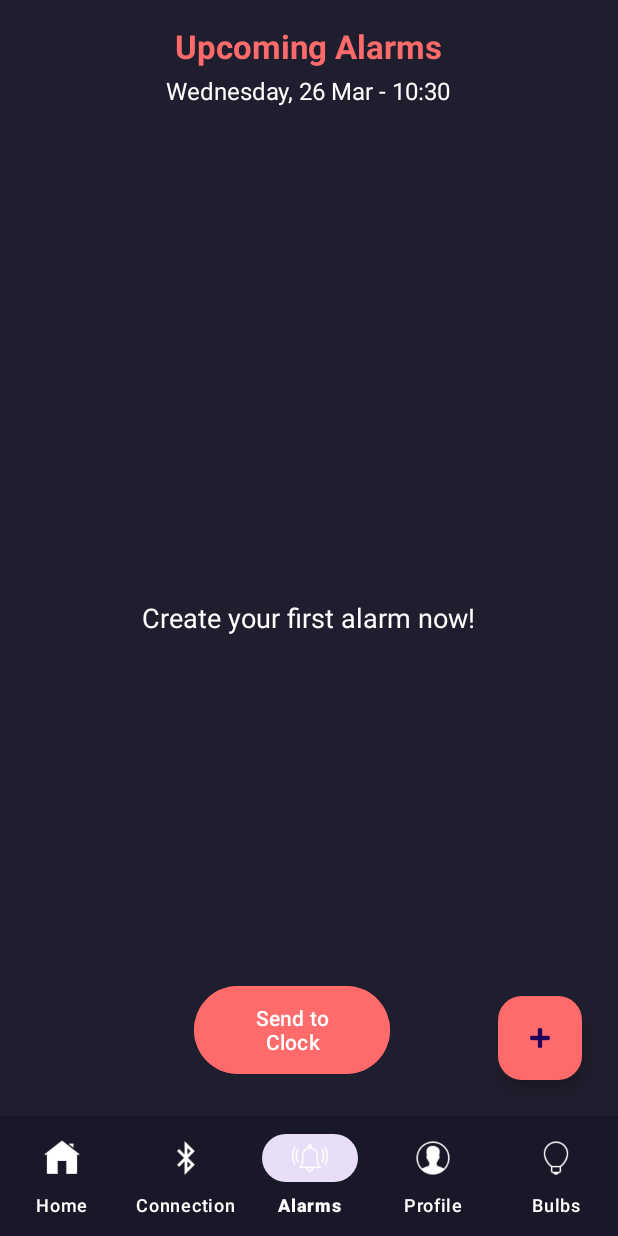
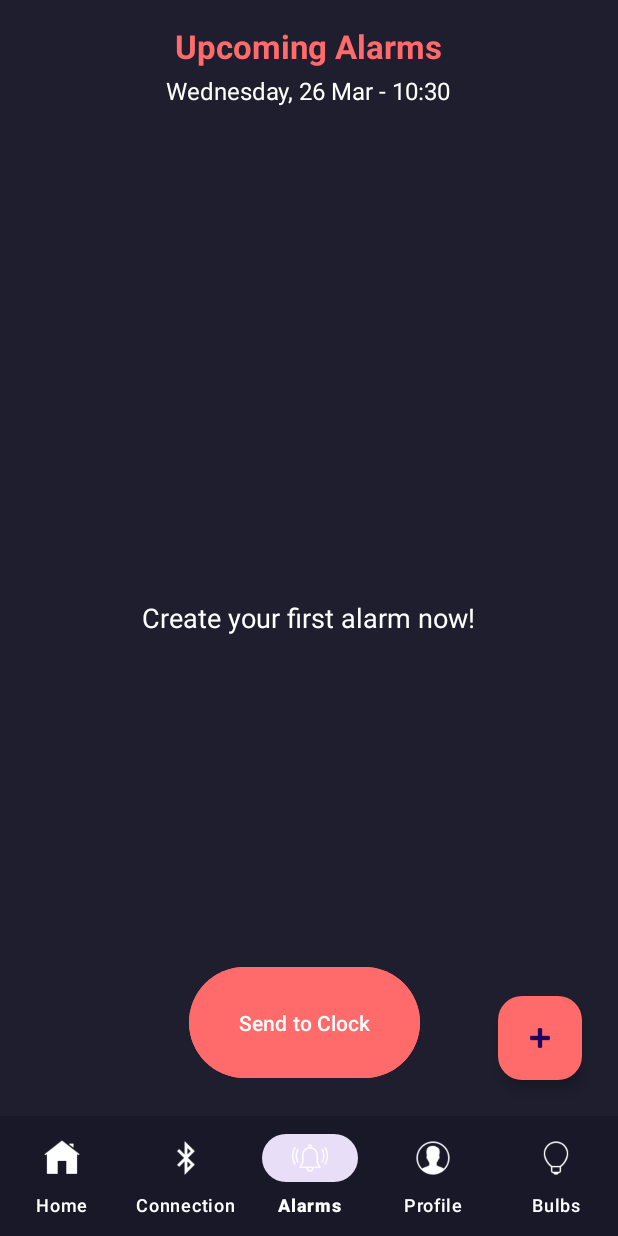
Before and after one commit to Siri2K/Smart-Alarm-Clock-Kit-Capstone, an Android app: the AlarmSetPage screen opened directly, with no data from a screen before it, on a phone screen of 412 x 824 dp. Run offline under Robolectric (Android 15) with nearby library versions, the phone set to English and light mode, and no system bars.

Commit message:
Update alarmsetpage.xml

```diff
--- a/Android/app/src/main/res/layout/alarmsetpage.xml
+++ b/Android/app/src/main/res/layout/alarmsetpage.xml
@@ -47,7 +47,7 @@
     <androidx.recyclerview.widget.RecyclerView
         android:id="@+id/recycler_alarm_list"
         android:layout_width="match_parent"
-        android:layout_height="500dp"
+        android:layout_height="436dp"
         android:layout_below="@id/tv_alarm_date"
         android:layout_marginTop="20dp"
         android:paddingHorizontal="16dp"
@@ -81,16 +81,14 @@
 
     <Button
         android:id="@+id/sendclk"
-        android:layout_width="100dp"
-        android:layout_height="52dp"
-        android:layout_above="@+id/bottom_navigation"
-        android:layout_below="@+id/tv_alarm_date"
+        android:layout_width="153dp"
+        android:layout_height="82dp"
         android:layout_alignParentStart="true"
-        android:layout_marginStart="129dp"
-        android:layout_marginTop="582dp"
-        android:layout_marginEnd="48dp"
-        android:layout_marginBottom="24dp"
-        android:layout_toStartOf="@+id/btn_add_alarm"
+        android:layout_alignParentEnd="true"
+        android:layout_alignParentBottom="true"
+        android:layout_marginStart="126dp"
+        android:layout_marginEnd="132dp"
+        android:layout_marginBottom="101dp"
         android:backgroundTint="#FF6B6B"
         android:text="Send to Clock"
         android:tint="#FFFFFF" />
```
